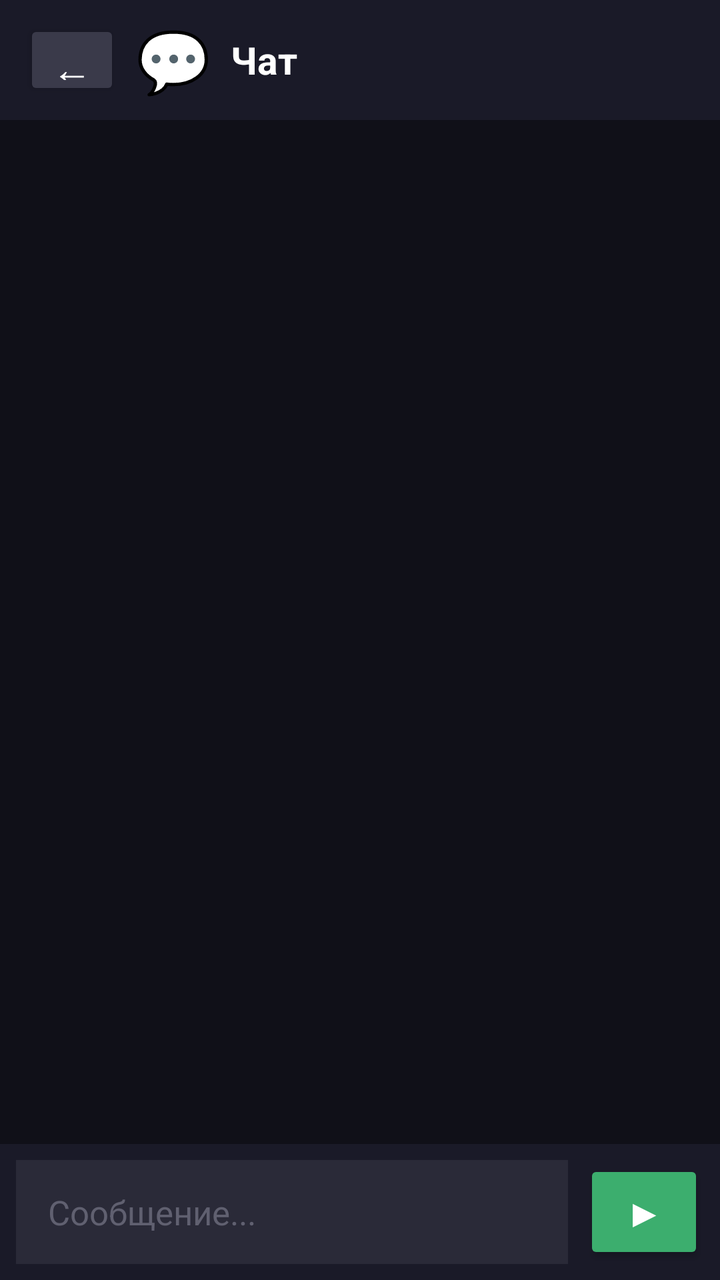
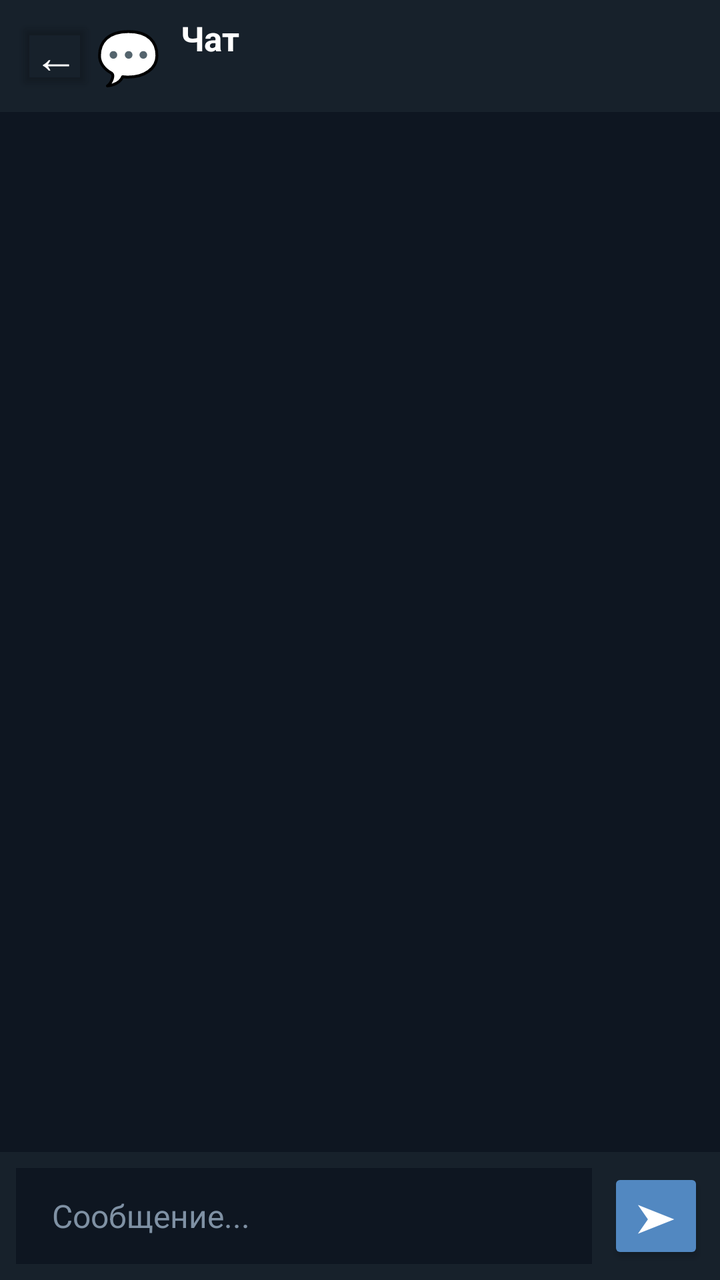

Screens rendered from an Android XML layout before and after an edit, with the pre-edit source and the edit as a unified diff.
<!-- AndroidManifest.xml: application theme Theme.IvanChat -->
<!-- res/layout/activity_chat.xml -->
<?xml version="1.0" encoding="utf-8"?>
<LinearLayout xmlns:android="http://schemas.android.com/apk/res/android"
    android:layout_width="match_parent"
    android:layout_height="match_parent"
    android:orientation="vertical"
    android:background="#101018">

    
    <LinearLayout
        android:layout_width="match_parent"
        android:layout_height="60dp"
        android:orientation="horizontal"
        android:background="#1A1A28"
        android:gravity="center_vertical"
        android:paddingHorizontal="12dp">

        <Button
            android:id="@+id/backBtn"
            android:layout_width="wrap_content"
            android:layout_height="40dp"
            android:text="←"
            android:textSize="20sp"
            android:textColor="#FFFFFF"
            android:backgroundTint="#3A3A4A"
            android:minWidth="48dp"
            android:layout_marginEnd="8dp" />

        <TextView
            android:id="@+id/chatAvatarText"
            android:layout_width="wrap_content"
            android:layout_height="wrap_content"
            android:text="💬"
            android:textSize="30sp"
            android:layout_marginEnd="10dp" />

        <TextView
            android:id="@+id/chatTitleText"
            android:layout_width="0dp"
            android:layout_height="wrap_content"
            android:layout_weight="1"
            android:text="Чат"
            android:textColor="#FFFFFF"
            android:textSize="19sp"
            android:textStyle="bold" />

    </LinearLayout>

    
    <androidx.recyclerview.widget.RecyclerView
        android:id="@+id/messagesList"
        android:layout_width="match_parent"
        android:layout_height="0dp"
        android:layout_weight="1"
        android:paddingVertical="8dp"
        android:clipToPadding="false" />

    
    <LinearLayout
        android:layout_width="match_parent"
        android:layout_height="wrap_content"
        android:orientation="horizontal"
        android:background="#1A1A28"
        android:padding="8dp"
        android:gravity="center_vertical">

        <EditText
            android:id="@+id/messageInput"
            android:layout_width="0dp"
            android:layout_height="52dp"
            android:layout_weight="1"
            android:background="#2A2A38"
            android:paddingHorizontal="16dp"
            android:textColor="#FFFFFF"
            android:textColorHint="#606070"
            android:textSize="17sp"
            android:hint="Сообщение..."
            android:inputType="textMultiLine|textCapSentences"
            android:maxLines="4"
            android:layout_marginEnd="8dp" />

        <Button
            android:id="@+id/sendBtn"
            android:layout_width="wrap_content"
            android:layout_height="52dp"
            android:text="▶"
            android:textSize="20sp"
            android:textColor="#FFFFFF"
            android:backgroundTint="#3CAE6E"
            android:minWidth="60dp" />

    </LinearLayout>

</LinearLayout>
<!-- resources referenced by this layout -->
<resources>
  <style name="Theme.IvanChat" parent="Theme.AppCompat.NoActionBar">
          <item name="android:windowBackground">@android:color/black</item>
          <item name="android:colorBackground">@android:color/black</item>
          <item name="android:textColor">@android:color/white</item>
      </style>
</resources>

<!-- the commit's change to res/layout/activity_chat.xml (unified diff, before → after) -->
@@ -3,45 +3,60 @@
     android:layout_width="match_parent"
     android:layout_height="match_parent"
     android:orientation="vertical"
-    android:background="#101018">
+    android:background="#0E1621">
 
     
     <LinearLayout
         android:layout_width="match_parent"
-        android:layout_height="60dp"
+        android:layout_height="56dp"
         android:orientation="horizontal"
-        android:background="#1A1A28"
+        android:background="#17212B"
         android:gravity="center_vertical"
-        android:paddingHorizontal="12dp">
+        android:paddingHorizontal="8dp">
 
         <Button
             android:id="@+id/backBtn"
-            android:layout_width="wrap_content"
+            android:layout_width="40dp"
             android:layout_height="40dp"
             android:text="←"
-            android:textSize="20sp"
+            android:textSize="22sp"
             android:textColor="#FFFFFF"
-            android:backgroundTint="#3A3A4A"
-            android:minWidth="48dp"
-            android:layout_marginEnd="8dp" />
+            android:backgroundTint="#00000000"
+            android:minWidth="0dp"
+            android:padding="0dp" />
 
         <TextView
             android:id="@+id/chatAvatarText"
             android:layout_width="wrap_content"
             android:layout_height="wrap_content"
             android:text="💬"
-            android:textSize="30sp"
+            android:textSize="26sp"
             android:layout_marginEnd="10dp" />
 
-        <TextView
-            android:id="@+id/chatTitleText"
+        <LinearLayout
             android:layout_width="0dp"
             android:layout_height="wrap_content"
             android:layout_weight="1"
-            android:text="Чат"
-            android:textColor="#FFFFFF"
-            android:textSize="19sp"
-            android:textStyle="bold" />
+            android:orientation="vertical">
+
+            <TextView
+                android:id="@+id/chatTitleText"
+                android:layout_width="wrap_content"
+                android:layout_height="wrap_content"
+                android:text="Чат"
+                android:textColor="#FFFFFF"
+                android:textSize="17sp"
+                android:textStyle="bold" />
+
+            <TextView
+                android:id="@+id/chatSubText"
+                android:layout_width="wrap_content"
+                android:layout_height="wrap_content"
+                android:text=""
+                android:textColor="#7F91A4"
+                android:textSize="13sp" />
+
+        </LinearLayout>
 
     </LinearLayout>
 
@@ -51,7 +66,7 @@
         android:layout_width="match_parent"
         android:layout_height="0dp"
         android:layout_weight="1"
-        android:paddingVertical="8dp"
+        android:paddingVertical="6dp"
         android:clipToPadding="false" />
 
     
@@ -59,20 +74,20 @@
         android:layout_width="match_parent"
         android:layout_height="wrap_content"
         android:orientation="horizontal"
-        android:background="#1A1A28"
+        android:background="#17212B"
         android:padding="8dp"
         android:gravity="center_vertical">
 
         <EditText
             android:id="@+id/messageInput"
             android:layout_width="0dp"
-            android:layout_height="52dp"
+            android:layout_height="48dp"
             android:layout_weight="1"
-            android:background="#2A2A38"
-            android:paddingHorizontal="16dp"
+            android:background="#0E1621"
+            android:paddingHorizontal="18dp"
             android:textColor="#FFFFFF"
-            android:textColorHint="#606070"
-            android:textSize="17sp"
+            android:textColorHint="#7F91A4"
+            android:textSize="16sp"
             android:hint="Сообщение..."
             android:inputType="textMultiLine|textCapSentences"
             android:maxLines="4"
@@ -80,13 +95,14 @@
 
         <Button
             android:id="@+id/sendBtn"
-            android:layout_width="wrap_content"
-            android:layout_height="52dp"
-            android:text="▶"
+            android:layout_width="48dp"
+            android:layout_height="48dp"
+            android:text="➤"
             android:textSize="20sp"
             android:textColor="#FFFFFF"
-            android:backgroundTint="#3CAE6E"
-            android:minWidth="60dp" />
+            android:backgroundTint="#5288C1"
+            android:minWidth="0dp"
+            android:padding="0dp" />
 
     </LinearLayout>
 
